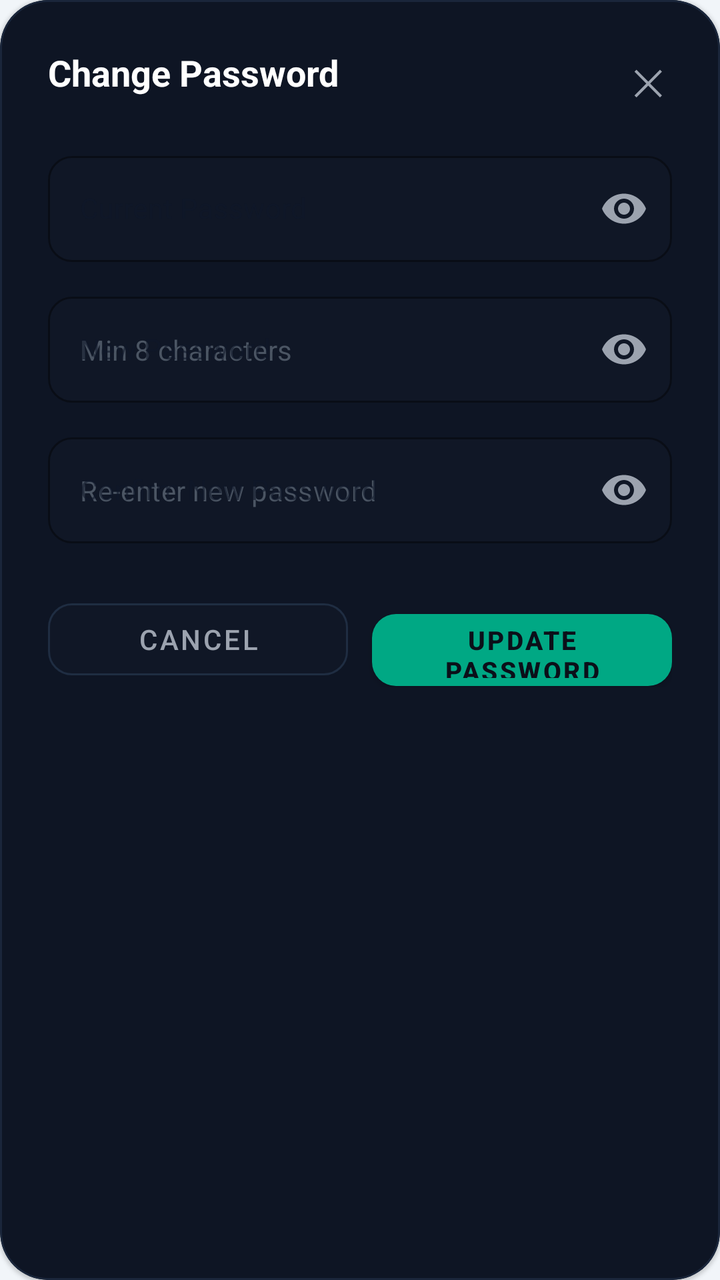
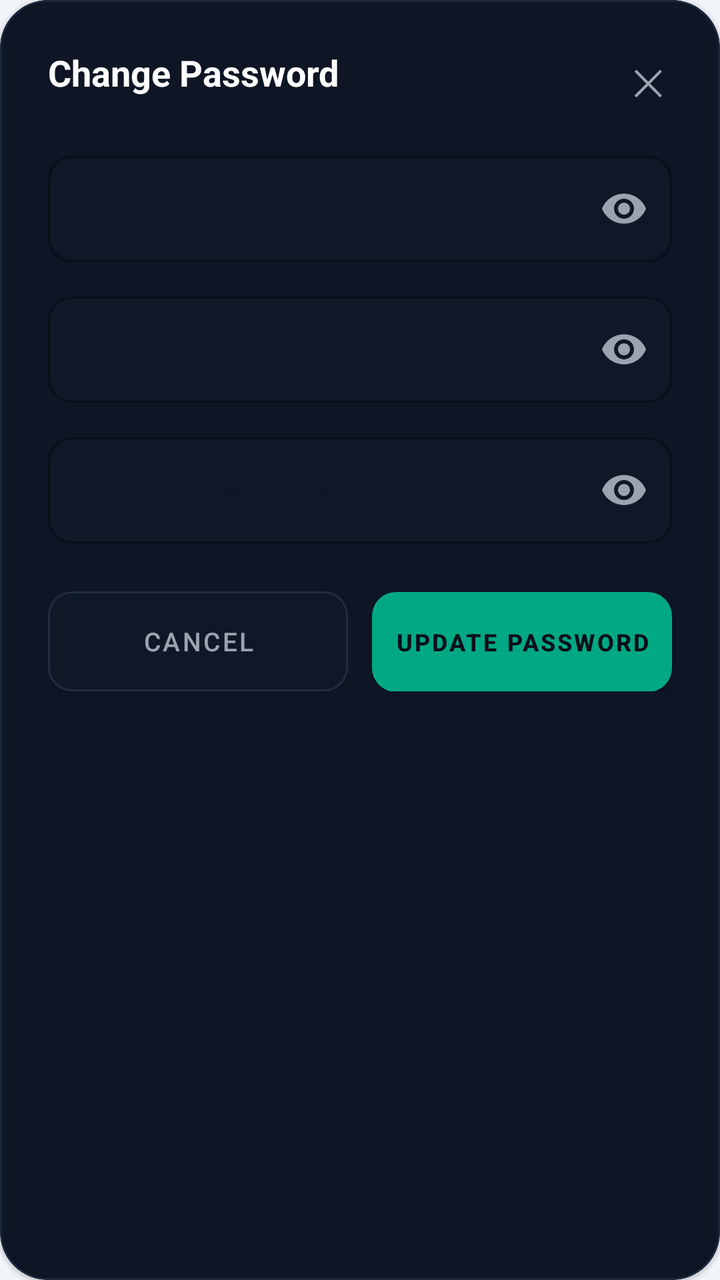

Compare the two renders of this Android layout. The source of the first and the diff that turns it into the second are given below.
<!-- AndroidManifest.xml: application theme Theme.CampusFindApp -->
<!-- res/layout/dialog_change_password.xml -->
<?xml version="1.0" encoding="utf-8"?>
<com.google.android.material.card.MaterialCardView xmlns:android="http://schemas.android.com/apk/res/android"
    xmlns:app="http://schemas.android.com/apk/res-auto"
    android:layout_width="match_parent"
    android:layout_height="wrap_content"
    android:layout_margin="16dp"
    app:cardBackgroundColor="#0E1524"
    app:cardCornerRadius="24dp"
    app:strokeColor="#1A263B"
    app:strokeWidth="1dp">

    <LinearLayout
        android:layout_width="match_parent"
        android:layout_height="wrap_content"
        android:orientation="vertical"
        android:padding="24dp">

        <RelativeLayout
            android:layout_width="match_parent"
            android:layout_height="wrap_content"
            android:layout_marginBottom="16dp">

            <TextView
                android:layout_width="wrap_content"
                android:layout_height="wrap_content"
                android:text="Change Password"
                android:textColor="#FFFFFF"
                android:textSize="18sp"
                android:textStyle="bold" />

            <TextView
                android:id="@+id/btn_dialog_close"
                android:layout_width="wrap_content"
                android:layout_height="wrap_content"
                android:layout_alignParentEnd="true"
                android:padding="4dp"
                android:text="✕"
                android:textColor="#9CA3AF"
                android:textSize="18sp" />
        </RelativeLayout>

        
        <com.google.android.material.textfield.TextInputLayout
            style="@style/Widget.MaterialComponents.TextInputLayout.OutlinedBox"
            android:layout_width="match_parent"
            android:layout_height="wrap_content"
            android:hint="Current Password"
            app:boxBackgroundColor="#101726"
            app:boxCornerRadiusBottomEnd="12dp"
            app:boxCornerRadiusBottomStart="12dp"
            app:boxCornerRadiusTopEnd="12dp"
            app:boxCornerRadiusTopStart="12dp"
            app:boxStrokeColor="#1F2D42"
            app:hintTextColor="#6B7280"
            app:passwordToggleEnabled="true"
            app:passwordToggleTint="#9CA3AF">

            <com.google.android.material.textfield.TextInputEditText
                android:id="@+id/et_curr_password"
                android:layout_width="match_parent"
                android:layout_height="wrap_content"
                android:inputType="textPassword"
                android:textColor="#F9FAFB"
                android:textSize="14sp" />
        </com.google.android.material.textfield.TextInputLayout>

        
        <com.google.android.material.textfield.TextInputLayout
            style="@style/Widget.MaterialComponents.TextInputLayout.OutlinedBox"
            android:layout_width="match_parent"
            android:layout_height="wrap_content"
            android:layout_marginTop="12dp"
            android:hint="New Password"
            app:boxBackgroundColor="#101726"
            app:boxCornerRadiusBottomEnd="12dp"
            app:boxCornerRadiusBottomStart="12dp"
            app:boxCornerRadiusTopEnd="12dp"
            app:boxCornerRadiusTopStart="12dp"
            app:boxStrokeColor="#1F2D42"
            app:hintTextColor="#6B7280"
            app:passwordToggleEnabled="true"
            app:passwordToggleTint="#9CA3AF">

            <com.google.android.material.textfield.TextInputEditText
                android:id="@+id/et_new_password"
                android:layout_width="match_parent"
                android:layout_height="wrap_content"
                android:hint="Min 8 characters"
                android:inputType="textPassword"
                android:textColor="#F9FAFB"
                android:textColorHint="#4B5563"
                android:textSize="14sp" />
        </com.google.android.material.textfield.TextInputLayout>

        
        <com.google.android.material.textfield.TextInputLayout
            style="@style/Widget.MaterialComponents.TextInputLayout.OutlinedBox"
            android:layout_width="match_parent"
            android:layout_height="wrap_content"
            android:layout_marginTop="12dp"
            android:hint="Confirm New Password"
            app:boxBackgroundColor="#101726"
            app:boxCornerRadiusBottomEnd="12dp"
            app:boxCornerRadiusBottomStart="12dp"
            app:boxCornerRadiusTopEnd="12dp"
            app:boxCornerRadiusTopStart="12dp"
            app:boxStrokeColor="#1F2D42"
            app:hintTextColor="#6B7280"
            app:passwordToggleEnabled="true"
            app:passwordToggleTint="#9CA3AF">

            <com.google.android.material.textfield.TextInputEditText
                android:id="@+id/et_confirm_password"
                android:layout_width="match_parent"
                android:layout_height="wrap_content"
                android:hint="Re-enter new password"
                android:inputType="textPassword"
                android:textColor="#F9FAFB"
                android:textColorHint="#4B5563"
                android:textSize="14sp" />
        </com.google.android.material.textfield.TextInputLayout>

        
        <LinearLayout
            android:layout_width="match_parent"
            android:layout_height="wrap_content"
            android:layout_marginTop="24dp"
            android:orientation="horizontal"
            android:weightSum="2">

            <com.google.android.material.button.MaterialButton
                android:id="@+id/btn_dialog_cancel"
                style="@style/Widget.MaterialComponents.Button.OutlinedButton"
                android:layout_width="0dp"
                android:layout_height="48dp"
                android:layout_marginEnd="6dp"
                android:layout_weight="1"
                android:text="Cancel"
                android:textColor="#9CA3AF"
                android:textSize="14sp"
                app:backgroundTint="#101726"
                app:cornerRadius="12dp"
                app:strokeColor="#1F2D42" />

            <com.google.android.material.button.MaterialButton
                android:id="@+id/btn_save_password"
                android:layout_width="0dp"
                android:layout_height="48dp"
                android:layout_marginStart="6dp"
                android:layout_weight="1"
                android:text="Update Password"
                android:textColor="#0B0F19"
                android:textSize="13sp"
                android:textStyle="bold"
                app:backgroundTint="#00A884"
                app:cornerRadius="12dp" />
        </LinearLayout>

    </LinearLayout>
</com.google.android.material.card.MaterialCardView>
<!-- resources referenced by this layout -->
<resources>
  <style name="Theme.CampusFindApp" parent="Base.Theme.CampusFindApp" />
  <style name="Base.Theme.CampusFindApp" parent="Theme.MaterialComponents.DayNight.NoActionBar">
          <item name="colorPrimary">@color/teal_accent</item>
          <item name="colorPrimaryVariant">@color/teal_primary</item>
          <item name="colorOnPrimary">@color/deep_navy</item>
  
          <item name="colorSecondary">@color/accent_purple</item>
          <item name="colorSecondaryVariant">@color/accent_purple</item>
          <item name="colorOnSecondary">@color/white</item>
  
          <item name="colorSurface">@color/color_surface</item>
          <item name="colorOnSurface">@color/text_primary</item>
  
          <item name="android:colorBackground">@color/color_background</item>
          <item name="colorOnBackground">@color/text_primary</item>
  
          <item name="android:statusBarColor">@color/color_background</item>
          <item name="android:windowBackground">@color/color_background</item>
  
          <item name="android:textColor">@color/text_primary</item>
          <item name="android:textColorPrimary">@color/text_primary</item>
          <item name="android:textColorSecondary">@color/text_secondary</item>
          <item name="android:textColorHint">@color/text_hint</item>
      </style>
  <color name="teal_accent">#00A884</color>
  <color name="teal_primary">#2D7D71</color>
  <color name="deep_navy">#E2E8F0</color>
  <color name="accent_purple">#4F46E5</color>
  <color name="white">#FFFFFFFF</color>
  <color name="color_surface">#FFFFFF</color>
  <color name="text_primary">#0F172A</color>
  <color name="color_background">#F1F5F9</color>
  <color name="text_secondary">#475569</color>
  <color name="text_hint">#94A3B8</color>
</resources>

<!-- the commit's change to res/layout/dialog_change_password.xml (unified diff, before → after) -->
@@ -85,10 +85,8 @@
                 android:id="@+id/et_new_password"
                 android:layout_width="match_parent"
                 android:layout_height="wrap_content"
-                android:hint="Min 8 characters"
                 android:inputType="textPassword"
                 android:textColor="#F9FAFB"
-                android:textColorHint="#4B5563"
                 android:textSize="14sp" />
         </com.google.android.material.textfield.TextInputLayout>
 
@@ -113,10 +111,8 @@
                 android:id="@+id/et_confirm_password"
                 android:layout_width="match_parent"
                 android:layout_height="wrap_content"
-                android:hint="Re-enter new password"
                 android:inputType="textPassword"
                 android:textColor="#F9FAFB"
-                android:textColorHint="#4B5563"
                 android:textSize="14sp" />
         </com.google.android.material.textfield.TextInputLayout>
 
@@ -132,12 +128,17 @@
                 android:id="@+id/btn_dialog_cancel"
                 style="@style/Widget.MaterialComponents.Button.OutlinedButton"
                 android:layout_width="0dp"
-                android:layout_height="48dp"
+                android:layout_height="50dp"
                 android:layout_marginEnd="6dp"
                 android:layout_weight="1"
+                android:insetTop="0dp"
+                android:insetBottom="0dp"
+                android:maxLines="1"
+                android:paddingHorizontal="4dp"
+                android:paddingVertical="0dp"
                 android:text="Cancel"
                 android:textColor="#9CA3AF"
-                android:textSize="14sp"
+                android:textSize="13sp"
                 app:backgroundTint="#101726"
                 app:cornerRadius="12dp"
                 app:strokeColor="#1F2D42" />
@@ -145,12 +146,17 @@
             <com.google.android.material.button.MaterialButton
                 android:id="@+id/btn_save_password"
                 android:layout_width="0dp"
-                android:layout_height="48dp"
+                android:layout_height="50dp"
                 android:layout_marginStart="6dp"
                 android:layout_weight="1"
+                android:insetTop="0dp"
+                android:insetBottom="0dp"
+                android:maxLines="1"
+                android:paddingHorizontal="4dp"
+                android:paddingVertical="0dp"
                 android:text="Update Password"
                 android:textColor="#0B0F19"
-                android:textSize="13sp"
+                android:textSize="12sp"
                 android:textStyle="bold"
                 app:backgroundTint="#00A884"
                 app:cornerRadius="12dp" />
